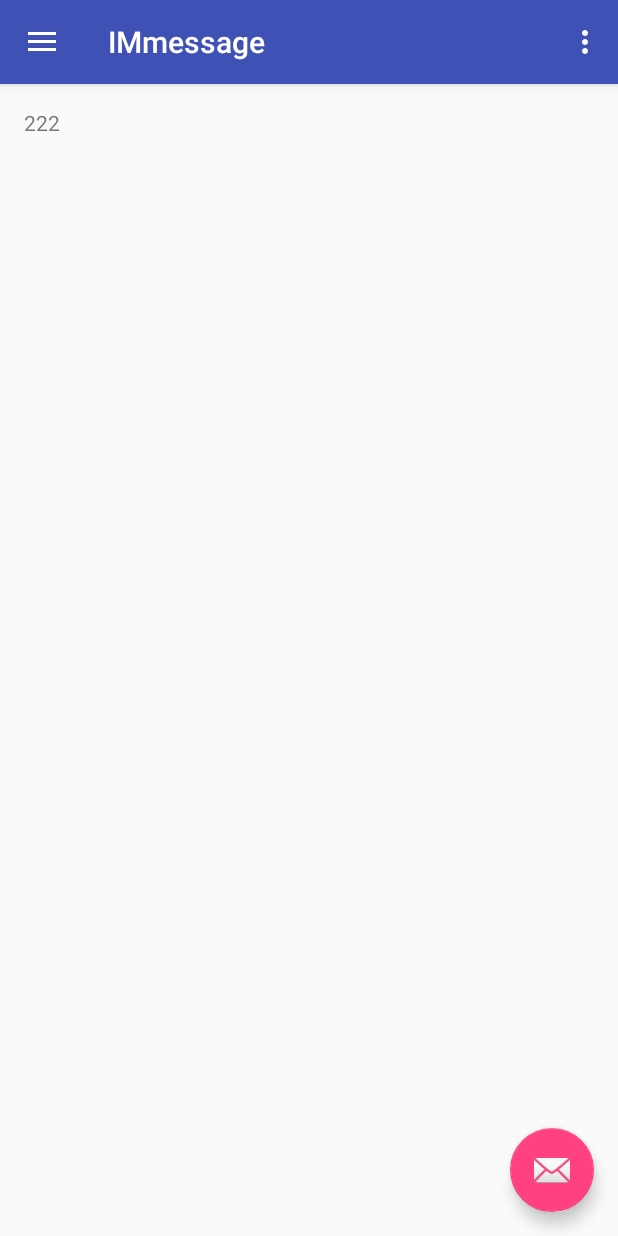
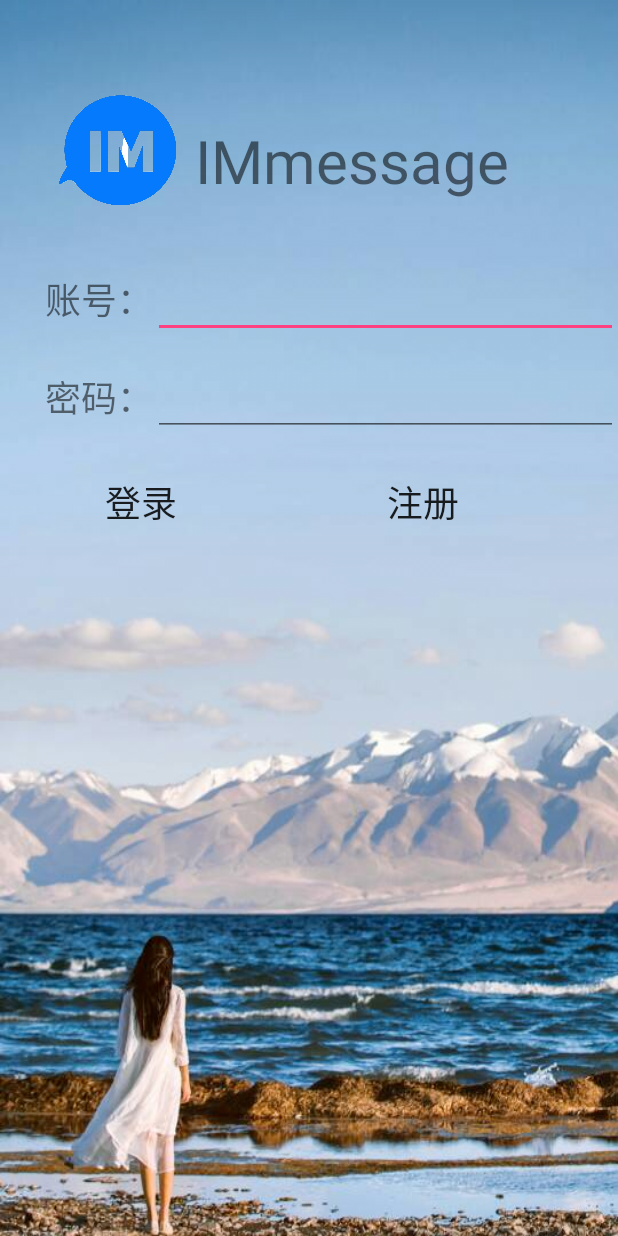
Before and after one commit to 455090499/IMmessage, an Android app: the screen it shows after launch (Body1Activity before the commit, LoginActivity after it), on a phone screen of 412 x 824 dp. Run offline under Robolectric (Android 15) with nearby library versions, the phone set to English and light mode, and no system bars.

Commit message:
LoginAcitvity

```diff
--- a/app/src/main/AndroidManifest.xml
+++ b/app/src/main/AndroidManifest.xml
@@ -9,7 +9,7 @@
         android:supportsRtl="true"
         android:theme="@style/AppTheme">
         <activity
-            android:name=".Body1Activity"
+            android:name=".LoginActivity"
             android:label="@string/app_name"
             android:theme="@style/AppTheme.NoActionBar">
             <intent-filter>
@@ -19,7 +19,7 @@
             </intent-filter>
         </activity>
         <activity android:name=".RegisterActivity" />
-        <activity android:name=".LoginActivity" />
+        <activity android:name=".Body1Activity" />
         <activity android:name=".ChatActivity" />
         <activity android:name=".Info1Activity" />
         <activity android:name=".Info2Activity"></activity>
--- a/app/src/main/res/layout/login.xml
+++ b/app/src/main/res/layout/login.xml
@@ -1,6 +1,77 @@
 <?xml version="1.0" encoding="utf-8"?>
 <LinearLayout xmlns:android="http://schemas.android.com/apk/res/android"
-    android:orientation="vertical" android:layout_width="match_parent"
-    android:layout_height="match_parent">
+    android:orientation="vertical"
+    android:layout_width="match_parent"
+    android:layout_height="match_parent"
+    android:background="@mipmap/Login_background">
 
+    <LinearLayout
+        android:layout_width="match_parent"
+        android:layout_height="wrap_content"
+        android:layout_marginTop="50dp"
+        android:layout_marginLeft="30dp">
+        <ImageView
+            android:layout_width="100dp"
+            android:layout_height="100dp"
+            android:src="@mipmap/Logo"/>
+
+        <TextView
+            android:layout_width="wrap_content"
+            android:layout_height="wrap_content"
+            android:text="IMmessage"
+            android:textSize="40dp"
+            android:layout_marginTop="30dp"/>
+    </LinearLayout>
+    <LinearLayout
+        android:layout_width="match_parent"
+        android:layout_height="wrap_content"
+        android:layout_marginTop="30sp">
+        <TextView
+            android:layout_width="wrap_content"
+            android:layout_height="wrap_content"
+            android:text="账号："
+            android:textSize="24dp"
+            android:layout_marginLeft="30dp" />
+        <EditText
+            android:layout_width="match_parent"
+            android:layout_height="wrap_content"
+            android:inputType="number"
+            android:id="@+id/Login_et_username"/>
+    </LinearLayout>
+    <LinearLayout
+        android:layout_width="match_parent"
+        android:layout_height="wrap_content"
+        android:layout_marginTop="20dp">
+        <TextView
+            android:layout_width="wrap_content"
+            android:layout_height="wrap_content"
+            android:text="密码："
+            android:textSize="24dp"
+            android:layout_marginLeft="30dp" />
+        <EditText
+            android:layout_width="match_parent"
+            android:layout_height="wrap_content"
+            android:id="@+id/Login_et_passwd"/>
+    </LinearLayout>
+    <LinearLayout
+        android:layout_width="match_parent"
+        android:layout_height="wrap_content"
+        android:layout_marginTop="20dp">
+        <Button
+            android:layout_width="wrap_content"
+            android:layout_height="wrap_content"
+            android:text="登录"
+            android:textSize="24dp"
+            android:layout_marginLeft="50dp"
+            android:background="@android:color/transparent"
+            android:id="@+id/Login_btn_login"/>
+        <Button
+            android:layout_width="wrap_content"
+            android:layout_height="wrap_content"
+            android:text="注册"
+            android:textSize="24dp"
+            android:layout_marginLeft="100dp"
+            android:background="@android:color/transparent"
+            android:id="@+id/Login_btn_regist"/>
+    </LinearLayout>
 </LinearLayout>
```
Also changed, not shown: app/src/main/res/mipmap-hdpi/Login_background.png (added), app/src/main/res/mipmap-hdpi/Logo.png (added).
